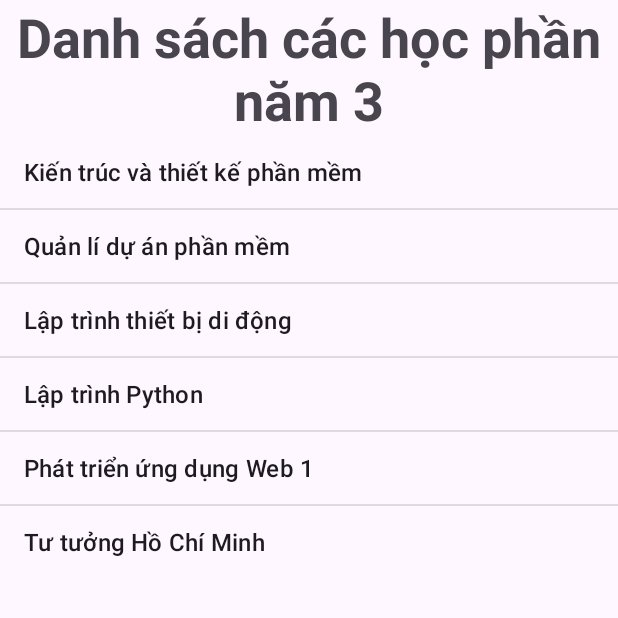
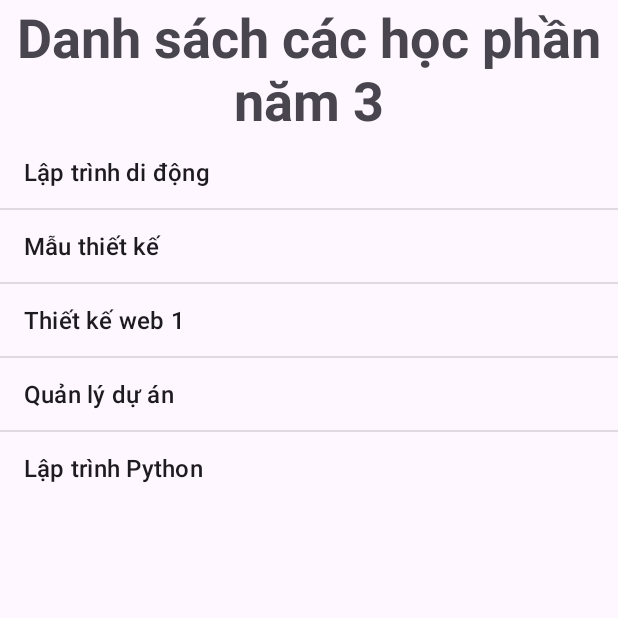
Before and after one commit to NguyenTanDat1105/BTAndroid65CLC, an Android app: the screen it shows after launch (MainActivity), on a phone screen of 412 x 824 dp, the top half of it. Run offline under Robolectric (Android 15) with nearby library versions, the phone set to English and light mode, and no system bars.

Commit message:
ViDuListView tích hợp với JSON

```diff
--- a/ViduListView/app/build.gradle.kts
+++ b/ViduListView/app/build.gradle.kts
@@ -40,4 +40,5 @@ dependencies {
     testImplementation(libs.junit)
     androidTestImplementation(libs.ext.junit)
     androidTestImplementation(libs.espresso.core)
+    implementation("com.google.code.gson:gson:2.8.5")
 }
--- /dev/null
+++ b/ViduListView/app/src/main/assets/listHP.json
@@ -0,0 +1,7 @@
+[
+  "Lập trình di động",
+  "Mẫu thiết kế",
+  "Thiết kế web 1",
+  "Quản lý dự án",
+  "Lập trình Python"
+]
--- a/ViduListView/app/src/main/java/clc65/nguyentandat/vidulistview/MainActivity.java
+++ b/ViduListView/app/src/main/java/clc65/nguyentandat/vidulistview/MainActivity.java
@@ -13,14 +13,18 @@ import androidx.core.graphics.Insets;
 import androidx.core.view.ViewCompat;
 import androidx.core.view.WindowInsetsCompat;
 
+import com.google.gson.Gson;
+import com.google.gson.reflect.TypeToken;
+
+import java.lang.reflect.Type;
 import java.util.ArrayList;
+import java.util.List;
 
 public class MainActivity extends AppCompatActivity {
 
     ListView lvhocphan;
     // (1) Chuẩn bị nguồn dữ liệu hiển thị
     // -- Khai báo --
-    ArrayList<String> listHocPhan;
     // (2) Tạo Adapter
     ArrayAdapter<String> HPAdapter;
     void TimDK () {
@@ -31,17 +35,22 @@ public class MainActivity extends AppCompatActivity {
         super.onCreate(savedInstanceState);
         setContentView(R.layout.activity_main);
         TimDK();
+        // Đọc nội dung trong file JSON
+        String jsonString = Utils.getJsonFromAsset(this, "listHP.json");
+        // Dùng Gson để chuyển JSON thành String
+        Gson gson = new Gson();
+        Type listUserType = new TypeToken<List<String>>(){}.getType();
+        List<String> subjects = gson.fromJson(jsonString, listUserType);
+
         // -- Lấy dữ liệu đưa vào listHocPhan
         // -- LẤY Ở ĐÂU ??? = file, database, internet(Cloud)...
-        listHocPhan = new ArrayList<String>();
-        listHocPhan = getData(); // 1.2
+
         HPAdapter = new ArrayAdapter<String>(
-                this, android.R.layout.simple_list_item_1,listHocPhan
+                this, android.R.layout.simple_list_item_1,subjects
         );
         // (3) Gắn Adapter
         lvhocphan.setAdapter(HPAdapter);
         // (4) Thiết lập sự kiện
-        ArrayList<String> finalListHocPhan = listHocPhan;
         lvhocphan.setOnItemClickListener(new AdapterView.OnItemClickListener() {
             @Override
             public void onItemClick(AdapterView<?> parent, View view, int position, long id) {
@@ -56,21 +65,6 @@ public class MainActivity extends AppCompatActivity {
                 String thongbao = " Bạn đã chọn học lại học phần " + HPduocChon;
                 Toast.makeText(MainActivity.this, thongbao, Toast.LENGTH_LONG).show();
             }
-
         });
     }
-    // 1.1
-    ArrayList<String> getData() {
-        // Code đọc dữ liệu và cất vào biến tạm, trước khi return cho hàm
-        ArrayList<String> dsTenHP = new ArrayList<String>();
-        // Code ở đây
-        // Bài này, ta hard-code, để fake dữ liệu tại đây cho nhanh
-        dsTenHP.add("Kiến trúc và thiết kế phần mềm");
-        dsTenHP.add("Quản lí dự án phần mềm");
-        dsTenHP.add("Lập trình thiết bị di động");
-        dsTenHP.add("Lập trình Python");
-        dsTenHP.add("Phát triển ứng dụng Web 1");
-        dsTenHP.add("Tư tưởng Hồ Chí Minh");
-        return dsTenHP;
-    }
 }
--- /dev/null
+++ b/ViduListView/app/src/main/java/clc65/nguyentandat/vidulistview/Utils.java
@@ -0,0 +1,25 @@
+package clc65.nguyentandat.vidulistview;
+
+import android.content.Context;
+
+import java.io.IOException;
+import java.io.InputStream;
+
+public class Utils {
+    public static String getJsonFromAsset (Context context, String fileName) {
+        String jsonString;
+        try {
+            InputStream is = context.getAssets().open(fileName);
+            int size = is.available();
+            byte[] buffer = new byte[size];
+            is.read(buffer);
+            is.close();
+
+            jsonString = new String(buffer, "UTF-8");
+        } catch (IOException e) {
+            e.printStackTrace();
+            return null;
+        }
+        return jsonString;
+    }
+}
```
